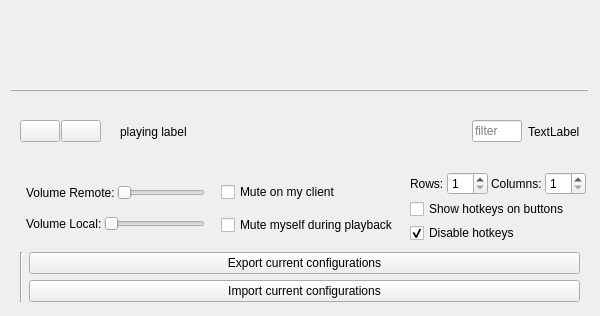
Qt form src/config_qt.ui (MGraefe/RP-Soundboard) before a commit.
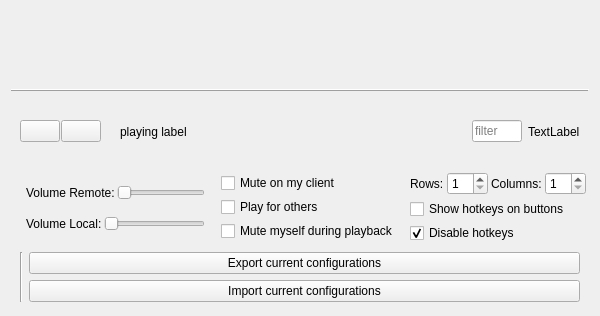
The same form after that commit. Icons and pictures are not drawn.

```diff
--- a/src/config_qt.ui
+++ b/src/config_qt.ui
@@ -309,6 +309,13 @@
           </property>
          </widget>
         </item>
+        <item>
+         <widget class="QCheckBox" name="cb_play_for_others">
+          <property name="text">
+           <string>Play for others</string>
+          </property>
+         </widget>
+        </item>
         <item>
          <widget class="QCheckBox" name="cb_mute_myself">
           <property name="text">
```
